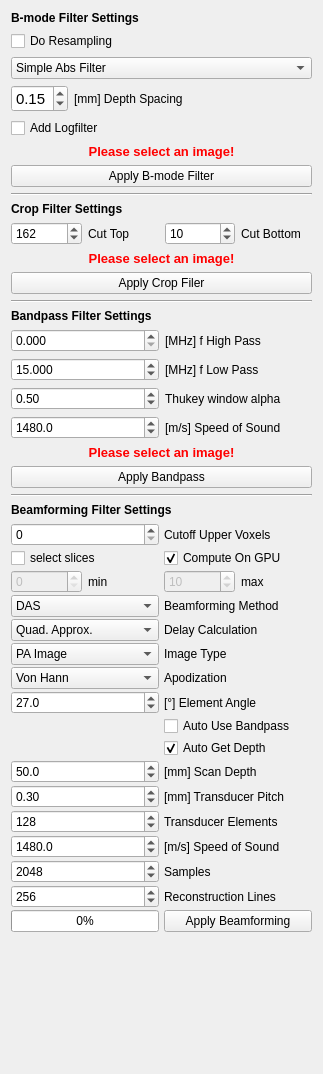
Old version of the form Plugins/org.mitk.gui.qt.photoacoustics.imageprocessing/src/internal/PAImageProcessingControls.ui in the repository MITK/MITK.
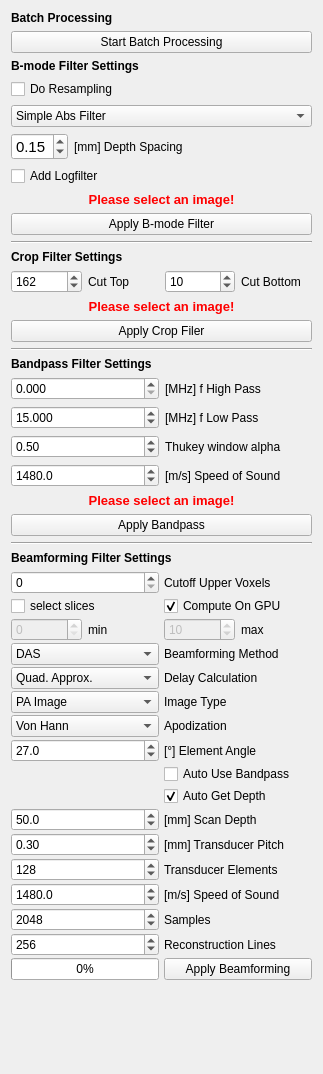
New version of the form.

Commit message: - wrote simple batch processing

The edit to the form file:
```diff
--- a/Plugins/org.mitk.gui.qt.photoacoustics.imageprocessing/src/internal/PAImageProcessingControls.ui
+++ b/Plugins/org.mitk.gui.qt.photoacoustics.imageprocessing/src/internal/PAImageProcessingControls.ui
@@ -22,6 +22,24 @@
   <layout class="QVBoxLayout" name="verticalLayout">
    <item>
     <layout class="QVBoxLayout" name="verticalLayout_2">
+     <item>
+      <layout class="QVBoxLayout" name="verticalLayout_7">
+       <item>
+        <widget class="QLabel" name="label_15">
+         <property name="text">
+          <string>&lt;html&gt;&lt;head/&gt;&lt;body&gt;&lt;p&gt;&lt;span style=&quot; font-weight:600;&quot;&gt;Batch Processing&lt;/span&gt;&lt;/p&gt;&lt;/body&gt;&lt;/html&gt;</string>
+         </property>
+        </widget>
+       </item>
+       <item>
+        <widget class="QPushButton" name="BatchProcessing">
+         <property name="text">
+          <string>Start Batch Processing</string>
+         </property>
+        </widget>
+       </item>
+      </layout>
+     </item>
      <item>
       <layout class="QVBoxLayout" name="verticalLayout_4">
        <item>
```
The commit also changes 2 other files.
